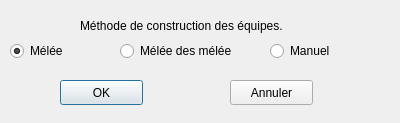
LeVirus/Concour, file windowteamconstruct.ui: the form before one commit.
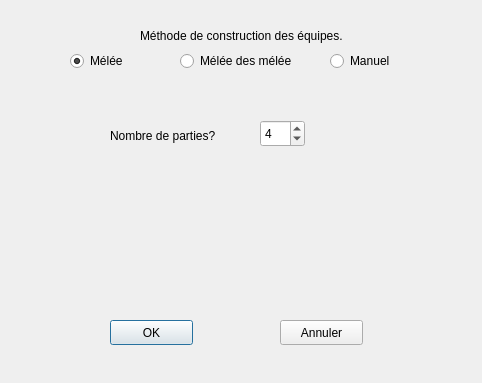
The form after the commit.

Patch:
```diff
--- a/windowteamconstruct.ui
+++ b/windowteamconstruct.ui
@@ -6,8 +6,8 @@
    <rect>
     <x>0</x>
     <y>0</y>
-    <width>400</width>
-    <height>123</height>
+    <width>482</width>
+    <height>383</height>
    </rect>
   </property>
   <property name="windowTitle">
@@ -16,8 +16,8 @@
   <widget class="QPushButton" name="pushButton">
    <property name="geometry">
     <rect>
-     <x>60</x>
-     <y>80</y>
+     <x>110</x>
+     <y>320</y>
      <width>83</width>
      <height>25</height>
     </rect>
@@ -29,8 +29,8 @@
   <widget class="QLabel" name="label">
    <property name="geometry">
     <rect>
-     <x>80</x>
-     <y>10</y>
+     <x>140</x>
+     <y>20</y>
      <width>261</width>
      <height>31</height>
     </rect>
@@ -42,8 +42,8 @@
   <widget class="QRadioButton" name="radioButton">
    <property name="geometry">
     <rect>
-     <x>10</x>
-     <y>40</y>
+     <x>70</x>
+     <y>50</y>
      <width>100</width>
      <height>22</height>
     </rect>
@@ -58,8 +58,8 @@
   <widget class="QRadioButton" name="radioButton_2">
    <property name="geometry">
     <rect>
-     <x>270</x>
-     <y>40</y>
+     <x>330</x>
+     <y>50</y>
      <width>100</width>
      <height>22</height>
     </rect>
@@ -71,8 +71,8 @@
   <widget class="QRadioButton" name="radioButton_3">
    <property name="geometry">
     <rect>
-     <x>120</x>
-     <y>40</y>
+     <x>180</x>
+     <y>50</y>
      <width>131</width>
      <height>22</height>
     </rect>
@@ -84,8 +84,8 @@
   <widget class="QPushButton" name="pushButton_2">
    <property name="geometry">
     <rect>
-     <x>230</x>
-     <y>80</y>
+     <x>280</x>
+     <y>320</y>
      <width>83</width>
      <height>25</height>
     </rect>
@@ -94,6 +94,38 @@
     <string>Annuler</string>
    </property>
   </widget>
+  <widget class="QSpinBox" name="spinBox">
+   <property name="geometry">
+    <rect>
+     <x>260</x>
+     <y>120</y>
+     <width>45</width>
+     <height>27</height>
+    </rect>
+   </property>
+   <property name="minimum">
+    <number>1</number>
+   </property>
+   <property name="maximum">
+    <number>9</number>
+   </property>
+   <property name="value">
+    <number>4</number>
+   </property>
+  </widget>
+  <widget class="QLabel" name="label_2">
+   <property name="geometry">
+    <rect>
+     <x>110</x>
+     <y>120</y>
+     <width>121</width>
+     <height>31</height>
+    </rect>
+   </property>
+   <property name="text">
+    <string>Nombre de parties?</string>
+   </property>
+  </widget>
  </widget>
  <resources/>
  <connections/>
```
